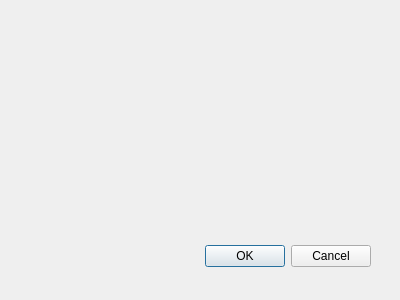
This is lsc-gui/dialogdsc.ui in Entwicklungsburo-Stresing/EBST_CAM as Qt 5 draws it before an edit. The edited form follows.
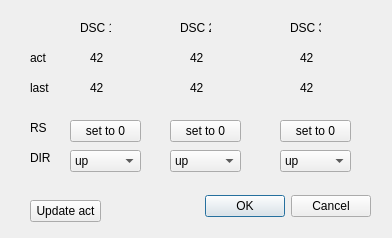
This is the edited form.

Diff of the .ui file:
```diff
--- a/lsc-gui/dialogdsc.ui
+++ b/lsc-gui/dialogdsc.ui
@@ -8,8 +8,8 @@
    <rect>
     <x>0</x>
     <y>0</y>
-    <width>400</width>
-    <height>300</height>
+    <width>392</width>
+    <height>238</height>
    </rect>
   </property>
   <property name="windowTitle">
@@ -19,7 +19,7 @@
    <property name="geometry">
     <rect>
      <x>30</x>
-     <y>240</y>
+     <y>190</y>
      <width>341</width>
      <height>32</height>
     </rect>
@@ -31,6 +31,287 @@
     <set>QDialogButtonBox::Cancel|QDialogButtonBox::Ok</set>
    </property>
   </widget>
+  <widget class="QLabel" name="label">
+   <property name="geometry">
+    <rect>
+     <x>80</x>
+     <y>20</y>
+     <width>31</width>
+     <height>16</height>
+    </rect>
+   </property>
+   <property name="text">
+    <string>DSC 1</string>
+   </property>
+  </widget>
+  <widget class="QLabel" name="label_2">
+   <property name="geometry">
+    <rect>
+     <x>180</x>
+     <y>20</y>
+     <width>31</width>
+     <height>16</height>
+    </rect>
+   </property>
+   <property name="text">
+    <string>DSC 2</string>
+   </property>
+  </widget>
+  <widget class="QLabel" name="label_3">
+   <property name="geometry">
+    <rect>
+     <x>290</x>
+     <y>20</y>
+     <width>31</width>
+     <height>16</height>
+    </rect>
+   </property>
+   <property name="text">
+    <string>DSC 3</string>
+   </property>
+  </widget>
+  <widget class="QLabel" name="label_4">
+   <property name="geometry">
+    <rect>
+     <x>30</x>
+     <y>50</y>
+     <width>31</width>
+     <height>16</height>
+    </rect>
+   </property>
+   <property name="text">
+    <string>act</string>
+   </property>
+  </widget>
+  <widget class="QLabel" name="label_5">
+   <property name="geometry">
+    <rect>
+     <x>30</x>
+     <y>80</y>
+     <width>31</width>
+     <height>16</height>
+    </rect>
+   </property>
+   <property name="text">
+    <string>last</string>
+   </property>
+  </widget>
+  <widget class="QLabel" name="label_6">
+   <property name="geometry">
+    <rect>
+     <x>30</x>
+     <y>120</y>
+     <width>31</width>
+     <height>16</height>
+    </rect>
+   </property>
+   <property name="text">
+    <string>RS</string>
+   </property>
+  </widget>
+  <widget class="QLabel" name="label_7">
+   <property name="geometry">
+    <rect>
+     <x>30</x>
+     <y>150</y>
+     <width>31</width>
+     <height>16</height>
+    </rect>
+   </property>
+   <property name="text">
+    <string>DIR</string>
+   </property>
+  </widget>
+  <widget class="QComboBox" name="comboBox_DIR_DSC_1">
+   <property name="geometry">
+    <rect>
+     <x>70</x>
+     <y>150</y>
+     <width>71</width>
+     <height>22</height>
+    </rect>
+   </property>
+   <item>
+    <property name="text">
+     <string>up</string>
+    </property>
+   </item>
+   <item>
+    <property name="text">
+     <string>down</string>
+    </property>
+   </item>
+  </widget>
+  <widget class="QComboBox" name="comboBox_DIR_DSC_2">
+   <property name="geometry">
+    <rect>
+     <x>170</x>
+     <y>150</y>
+     <width>71</width>
+     <height>22</height>
+    </rect>
+   </property>
+   <item>
+    <property name="text">
+     <string>up</string>
+    </property>
+   </item>
+   <item>
+    <property name="text">
+     <string>down</string>
+    </property>
+   </item>
+  </widget>
+  <widget class="QComboBox" name="comboBox_DIR_DSC_3">
+   <property name="geometry">
+    <rect>
+     <x>280</x>
+     <y>150</y>
+     <width>71</width>
+     <height>22</height>
+    </rect>
+   </property>
+   <item>
+    <property name="text">
+     <string>up</string>
+    </property>
+   </item>
+   <item>
+    <property name="text">
+     <string>down</string>
+    </property>
+   </item>
+  </widget>
+  <widget class="QLabel" name="label_act_DSC_1">
+   <property name="geometry">
+    <rect>
+     <x>90</x>
+     <y>50</y>
+     <width>31</width>
+     <height>16</height>
+    </rect>
+   </property>
+   <property name="text">
+    <string>42</string>
+   </property>
+  </widget>
+  <widget class="QLabel" name="label_act_DSC_2">
+   <property name="geometry">
+    <rect>
+     <x>190</x>
+     <y>50</y>
+     <width>31</width>
+     <height>16</height>
+    </rect>
+   </property>
+   <property name="text">
+    <string>42</string>
+   </property>
+  </widget>
+  <widget class="QLabel" name="label_act_DSC_3">
+   <property name="geometry">
+    <rect>
+     <x>300</x>
+     <y>50</y>
+     <width>31</width>
+     <height>16</height>
+    </rect>
+   </property>
+   <property name="text">
+    <string>42</string>
+   </property>
+  </widget>
+  <widget class="QLabel" name="label_last_DSC_1">
+   <property name="geometry">
+    <rect>
+     <x>90</x>
+     <y>80</y>
+     <width>31</width>
+     <height>16</height>
+    </rect>
+   </property>
+   <property name="text">
+    <string>42</string>
+   </property>
+  </widget>
+  <widget class="QLabel" name="label_last_DSC_2">
+   <property name="geometry">
+    <rect>
+     <x>190</x>
+     <y>80</y>
+     <width>31</width>
+     <height>16</height>
+    </rect>
+   </property>
+   <property name="text">
+    <string>42</string>
+   </property>
+  </widget>
+  <widget class="QLabel" name="label_last_DSC_3">
+   <property name="geometry">
+    <rect>
+     <x>300</x>
+     <y>80</y>
+     <width>31</width>
+     <height>16</height>
+    </rect>
+   </property>
+   <property name="text">
+    <string>42</string>
+   </property>
+  </widget>
+  <widget class="QPushButton" name="pushButton_RS_DSC_1">
+   <property name="geometry">
+    <rect>
+     <x>70</x>
+     <y>120</y>
+     <width>71</width>
+     <height>22</height>
+    </rect>
+   </property>
+   <property name="text">
+    <string>set to 0</string>
+   </property>
+  </widget>
+  <widget class="QPushButton" name="pushButton_RS_DSC_2">
+   <property name="geometry">
+    <rect>
+     <x>170</x>
+     <y>120</y>
+     <width>71</width>
+     <height>22</height>
+    </rect>
+   </property>
+   <property name="text">
+    <string>set to 0</string>
+   </property>
+  </widget>
+  <widget class="QPushButton" name="pushButton_RS_DSC_3">
+   <property name="geometry">
+    <rect>
+     <x>280</x>
+     <y>120</y>
+     <width>71</width>
+     <height>22</height>
+    </rect>
+   </property>
+   <property name="text">
+    <string>set to 0</string>
+   </property>
+  </widget>
+  <widget class="QPushButton" name="pushButton_update_act">
+   <property name="geometry">
+    <rect>
+     <x>30</x>
+     <y>200</y>
+     <width>71</width>
+     <height>22</height>
+    </rect>
+   </property>
+   <property name="text">
+    <string>Update act</string>
+   </property>
+  </widget>
  </widget>
  <pixmapfunction/>
  <resources/>
```
Left out of the diff: 7 changed lines with no effect on the pictures.
